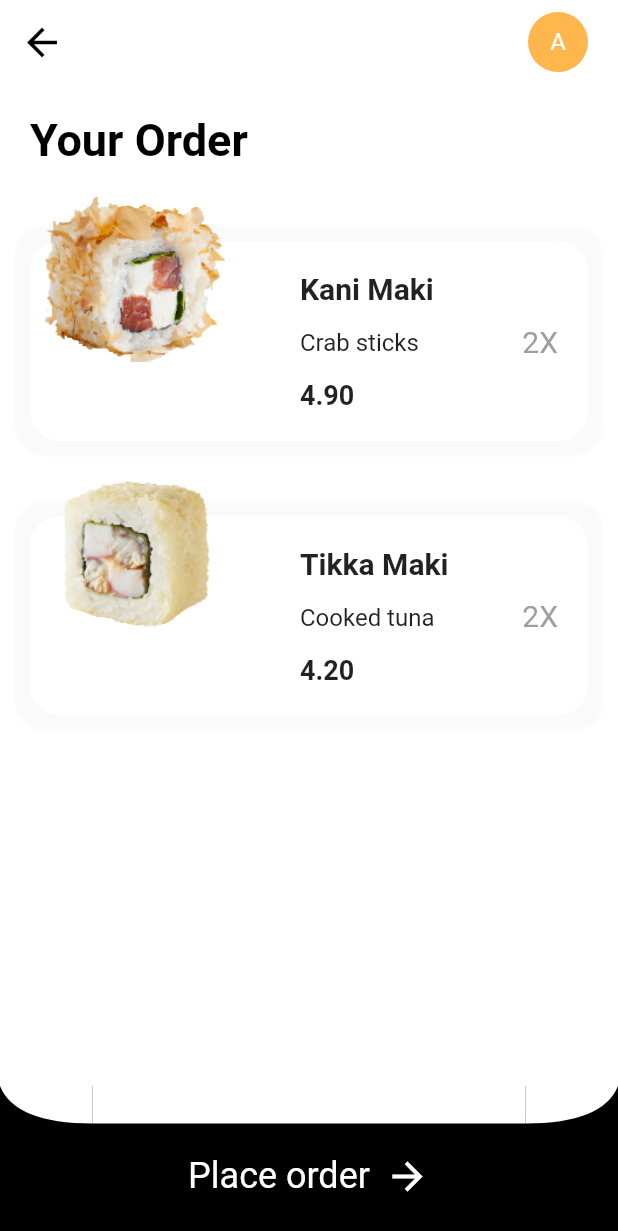
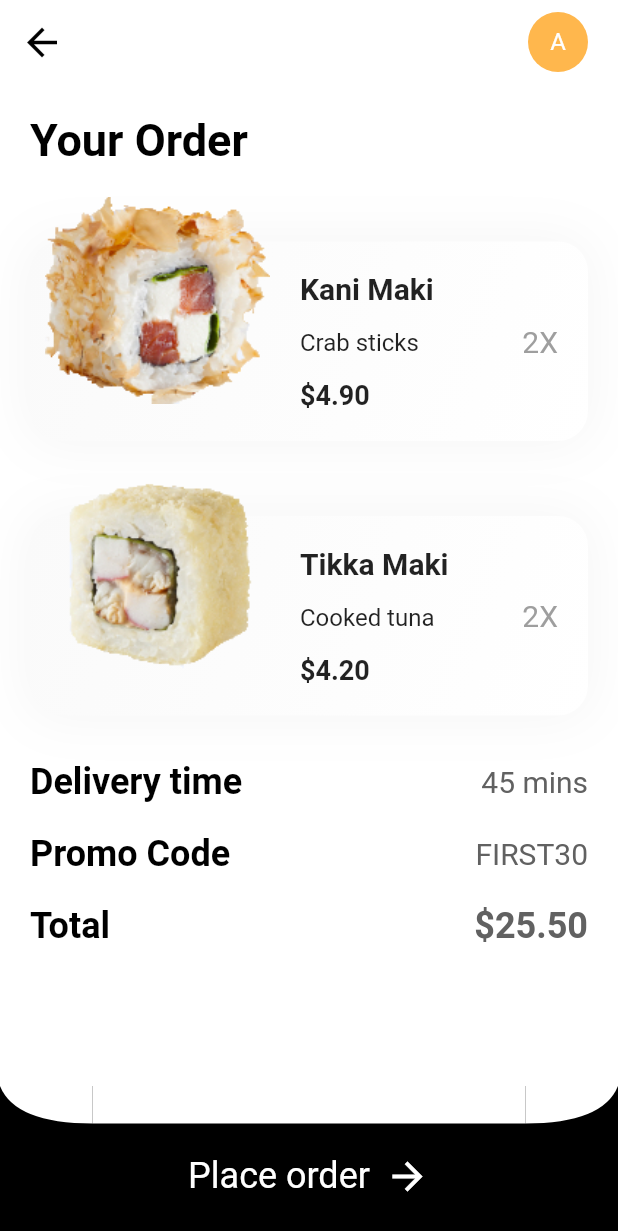
Before and after one commit to codingbbq/flutter_sushi_app, a Flutter app: the SushiOrderPage screen opened by its route, on a phone screen of 412 x 824 dp. Shown: the top 1231 px of the screen. Run offline on Flutter 3.47's test engine with Material 2 defaults, Android fonts, the phone set to English and light mode, and no system bars.

Commit message:
Complete the order page and entire UI challenge

```diff
--- a/lib/constants/constants.dart
+++ b/lib/constants/constants.dart
@@ -10,3 +10,14 @@ const TextStyle h1 = TextStyle(
   fontSize: 30.0,
   fontWeight: FontWeight.bold,
 );
+
+const TextStyle orderTxt = TextStyle(
+  color: black,
+  fontSize: 24.0,
+  fontWeight: FontWeight.bold,
+);
+
+final TextStyle orderVal = TextStyle(
+  color: Colors.grey[700],
+  fontSize: 20.0,
+);
--- a/lib/pages/order_page/custom_bottom_nav.dart
+++ b/lib/pages/order_page/custom_bottom_nav.dart
@@ -4,10 +4,8 @@ class CustomBottnOrderNavigation extends StatelessWidget {
   @override
   Widget build(BuildContext context) {
     final size = MediaQuery.of(context).size;
-    return Positioned(
-      bottom: 0,
-      left: 0,
-      height: 100.0,
+    return Container(
+      height: 100,
       width: size.width,
       child: CustomPaint(
         painter: OrderBtnPaint(),
--- a/lib/pages/order_page/order_details.dart
+++ b/lib/pages/order_page/order_details.dart
@@ -24,11 +24,19 @@ class OrderDetails extends StatelessWidget {
             borderRadius: BorderRadius.circular(20.0),
             boxShadow: <BoxShadow>[
               BoxShadow(
-                blurRadius: 1.0,
-                spreadRadius: 10.0,
-                color: Colors.grey[50],
+                blurRadius: 30.0,
+                spreadRadius: 2.0,
+                color: Colors.grey[100],
               )
             ],
+            gradient: LinearGradient(
+              begin: Alignment.topLeft,
+              end: Alignment.bottomRight,
+              colors: [
+                Colors.grey[50],
+                Colors.white,
+              ],
+            ),
           ),
           child: Row(
             mainAxisAlignment: MainAxisAlignment.spaceBetween,
@@ -47,17 +55,21 @@ class OrderDetails extends StatelessWidget {
                   SizedBox(
                     height: 15.0,
                   ),
-                  Text(
-                    item.sushiSubTitle,
-                    style: TextStyle(
-                      fontSize: 16.0,
+                  SizedBox(
+                    width: 140,
+                    child: Text(
+                      item.sushiSubTitle,
+                      overflow: TextOverflow.ellipsis,
+                      style: TextStyle(
+                        fontSize: 16.0,
+                      ),
                     ),
                   ),
                   SizedBox(
                     height: 15.0,
                   ),
                   Text(
-                    item.sushiPrice,
+                    r"$" + item.sushiPrice,
                     style: TextStyle(
                       fontSize: 18.0,
                       fontWeight: FontWeight.bold,
@@ -81,7 +93,7 @@ class OrderDetails extends StatelessWidget {
           child: Container(
             child: Image.asset(
               item.sushiImage,
-              width: 120.0,
+              width: 150.0,
               fit: BoxFit.contain,
             ),
           ),
--- a/lib/pages/order_page/sushi_order.dart
+++ b/lib/pages/order_page/sushi_order.dart
@@ -8,6 +8,7 @@ class SushiOrderPage extends StatelessWidget {
   @override
   Widget build(BuildContext context) {
     return Scaffold(
+      extendBody: true,
       backgroundColor: Colors.white,
       appBar: AppBar(
         backgroundColor: Colors.white,
@@ -38,15 +39,14 @@ class SushiOrderPage extends StatelessWidget {
           )
         ],
       ),
-      body: Stack(
-        children: [
-          SingleChildScrollView(
-            scrollDirection: Axis.horizontal,
+      body: SingleChildScrollView(
+        scrollDirection: Axis.vertical,
         child: Container(
           padding: EdgeInsets.only(
             top: 20.0,
             left: 20.0,
             right: 20.0,
+            bottom: 100.0,
           ),
           width: MediaQuery.of(context).size.width,
           child: Column(
@@ -58,15 +58,50 @@ class SushiOrderPage extends StatelessWidget {
               ),
               OrderDetails(item: sushiList[0]),
               OrderDetails(item: sushiList[1]),
+              SizedBox(
+                height: 30.0,
+              ),
+              Row(
+                mainAxisAlignment: MainAxisAlignment.spaceBetween,
+                children: [
+                  Text("Delivery time", style: CONSTANTS.orderTxt),
+                  Text("45 mins", style: CONSTANTS.orderVal),
+                ],
+              ),
+              SizedBox(
+                height: 20.0,
+              ),
+              Row(
+                mainAxisAlignment: MainAxisAlignment.spaceBetween,
+                children: [
+                  Text("Promo Code", style: CONSTANTS.orderTxt),
+                  Text("FIRST30", style: CONSTANTS.orderVal),
+                ],
+              ),
+              SizedBox(
+                height: 20.0,
+              ),
+              Row(
+                mainAxisAlignment: MainAxisAlignment.spaceBetween,
+                children: [
+                  Text("Total", style: CONSTANTS.orderTxt),
+                  Text(
+                    r"$25.50",
+                    style: CONSTANTS.orderVal.copyWith(
+                      fontWeight: FontWeight.bold,
+                      fontSize: 24.0,
+                    ),
+                  ),
+                ],
+              ),
+              SizedBox(
+                height: 30.0,
+              ),
             ],
           ),
         ),
       ),
-
-          // Custom Bottom Navigation
-          CustomBottnOrderNavigation(),
-        ],
-      ),
+      bottomSheet: CustomBottnOrderNavigation(),
     );
   }
 }
```
Lines whose indentation alone changed are shown as unchanged.
